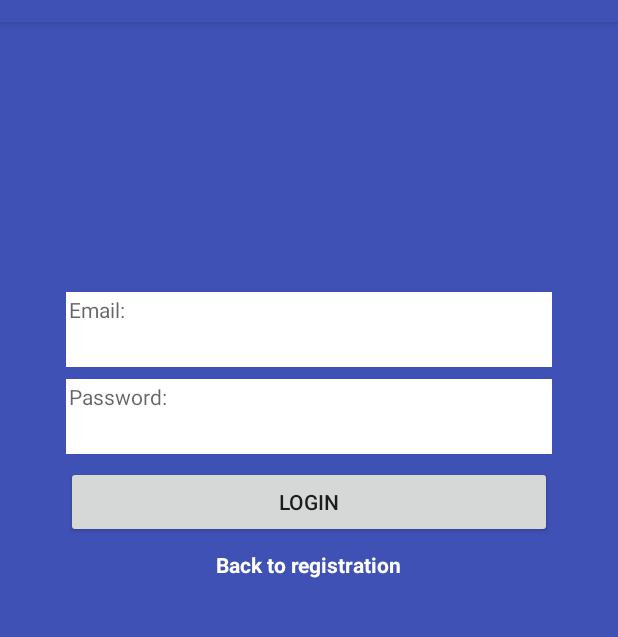
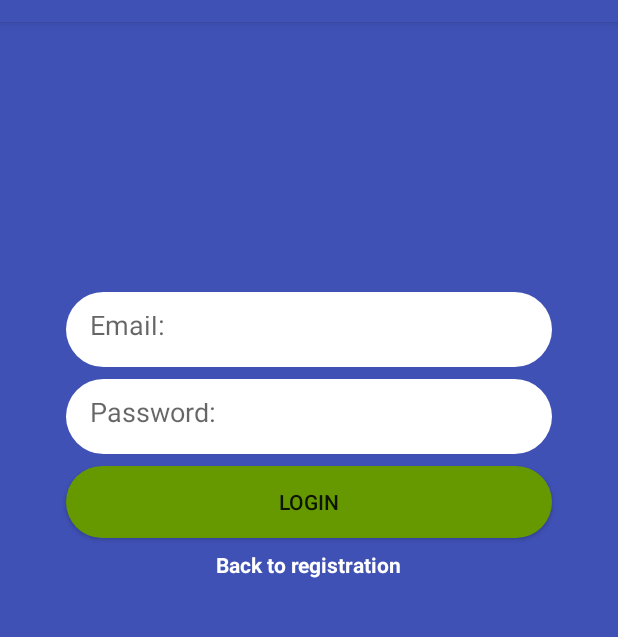
Before and after one commit to luisfergromo/Kotlin-Messenger, an Android app: the LoginActivity screen opened directly, with no data from a screen before it, after a tap on "LOGIN", on a phone screen of 412 x 824 dp, the part 62-699 px from its top. Run offline under Robolectric (Android 15) with nearby library versions, the phone set to English and light mode, and no system bars; our stand-ins replace Firebase (no records; nobody signed in at launch, a user with empty details on screens opened directly).

Commit message:
Finished video 2 Login update v1 Index window v1

```diff
--- a/app/src/main/java/me/luisfergromo/kotlinmessenger/LoginActivity.kt
+++ b/app/src/main/java/me/luisfergromo/kotlinmessenger/LoginActivity.kt
@@ -1,10 +1,13 @@
 package me.luisfergromo.kotlinmessenger
 
+import android.content.Intent
 import android.os.Bundle
 import android.support.v7.app.AppCompatActivity
 import android.util.Log.wtf
+import android.widget.Toast
 import com.google.firebase.auth.FirebaseAuth
 import kotlinx.android.synthetic.main.activity_login.*
+
 
 class LoginActivity : AppCompatActivity() {
 
@@ -14,18 +17,41 @@ class LoginActivity : AppCompatActivity() {
         setContentView(R.layout.activity_login)
 
         loginBtn.setOnClickListener {
+            /*
             val email = email_TextEdit.text.toString()
             val password = password_EditText.text.toString()
+             */
+            val email = "l@l.com"
+            val password = "01234567890"
+
 
             //Log.d("Login", "Attemp Login with email/pw $email/***")
             wtf("Login", "Attemp Login with email/pw $email/$password")
 
+            //TODO: Login Firebase
             FirebaseAuth.getInstance().signInWithEmailAndPassword(email, password)
-            //.addOnCanceledListener
+                    //wtf("FirebaseLogin", "user ${email} succesfull login")
+                    .addOnCompleteListener {
+                        if (!it.isSuccessful) return@addOnCompleteListener
+                        wtf("firebaseLogin", "Successful login user uid ${it.result.user.uid}")
+                        Toast.makeText(this, "Successful login user email:  ${it.result.user.email} uid assigned", Toast.LENGTH_SHORT).show()
+
+                        logged()
+                    }
+                    .addOnFailureListener {
+                        wtf("firebaseLogin", "Failed to login user  ${it.message}")
+                        Toast.makeText(this, "Failed to login user: ${it.message}", Toast.LENGTH_SHORT).show()
+                    }
 
         }
         backToRegistrationBtn.setOnClickListener {
             finish()
         }
     }
+
+    fun logged() {
+        wtf("logged", "Trying to open next window")
+        val loginIntent = Intent(this, IndexWindow::class.java)
+        startActivity(loginIntent)
+    }
 }
--- a/app/src/main/res/layout/activity_login.xml
+++ b/app/src/main/res/layout/activity_login.xml
@@ -8,7 +8,7 @@
     tools:layout_editor_absoluteY="81dp">
 
 
-    <TextView
+    <EditText
         android:id="@+id/email_TextEdit"
         android:layout_width="324dp"
         android:layout_height="50dp"
@@ -17,21 +17,23 @@
         android:layout_marginRight="8dp"
         android:layout_marginStart="8dp"
         android:layout_marginTop="180dp"
-        android:background="@android:color/white"
+        android:background="@drawable/rounded_edittext_register_login"
         android:hint="@string/email"
-        android:padding="2dp"
+        android:inputType="textEmailAddress"
+        android:padding="16dp"
         app:layout_constraintEnd_toEndOf="parent"
         app:layout_constraintStart_toStartOf="parent"
         app:layout_constraintTop_toTopOf="parent" />
 
-    <TextView
+    <EditText
         android:id="@+id/password_EditText"
         android:layout_width="324dp"
         android:layout_height="50dp"
         android:layout_marginTop="8dp"
-        android:background="@android:color/white"
+        android:background="@drawable/rounded_edittext_register_login"
         android:hint="@string/password"
-        android:padding="2dp"
+        android:inputType="textPassword"
+        android:padding="16dp"
         app:layout_constraintEnd_toEndOf="@+id/email_TextEdit"
         app:layout_constraintStart_toStartOf="@+id/email_TextEdit"
         app:layout_constraintTop_toBottomOf="@+id/email_TextEdit" />
@@ -42,6 +44,7 @@
         android:layout_height="wrap_content"
         android:layout_marginTop="8dp"
         android:text="@string/login"
+        android:background="@drawable/rounded_button"
         app:layout_constraintEnd_toEndOf="@+id/password_EditText"
         app:layout_constraintStart_toStartOf="@+id/password_EditText"
         app:layout_constraintTop_toBottomOf="@+id/password_EditText" />
--- a/app/src/main/res/values/strings.xml
+++ b/app/src/main/res/values/strings.xml
@@ -6,7 +6,6 @@
     <string name="registrationText">REGISTRATION</string>
     <string name="user">Already an user? Login</string>
     <string name="welcome">Welcome!</string>
-    <string name="threeDots">...</string>
     <string name="email">Email:</string>
     <string name="confirmationEmail">Confirm email:</string>
     <string name="backToRegistration">Back to registration</string>
```
Also changed, not shown: app/src/main/AndroidManifest.xml (+12 -6 lines), app/src/main/java/me/luisfergromo/kotlinmessenger/IndexWindow.kt (added, +21 -0 lines), app/src/main/java/me/luisfergromo/kotlinmessenger/MainActivity.kt (+7 -3 lines), app/src/main/res/layout/activity_index.xml (added, +31 -0 lines).
